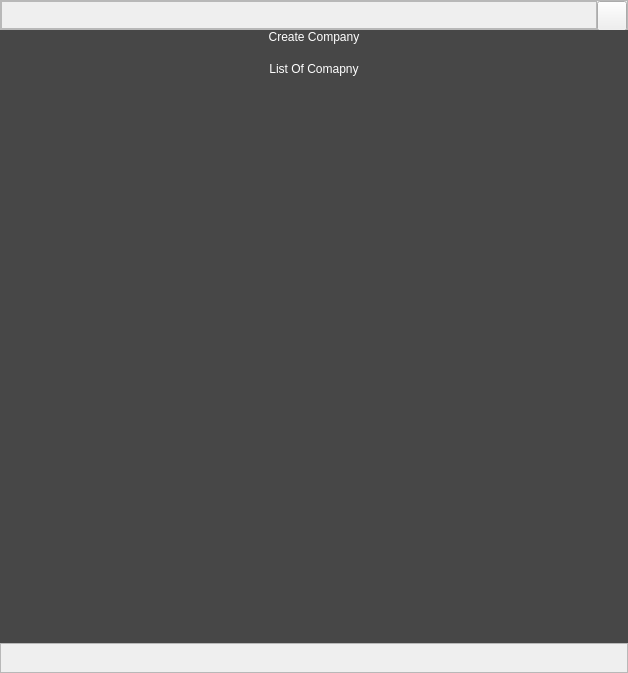
Before: the Qt Designer form Resources/Ui/HomeWindow.ui in Darshitjivani/MBAS, drawn with Qt 5.
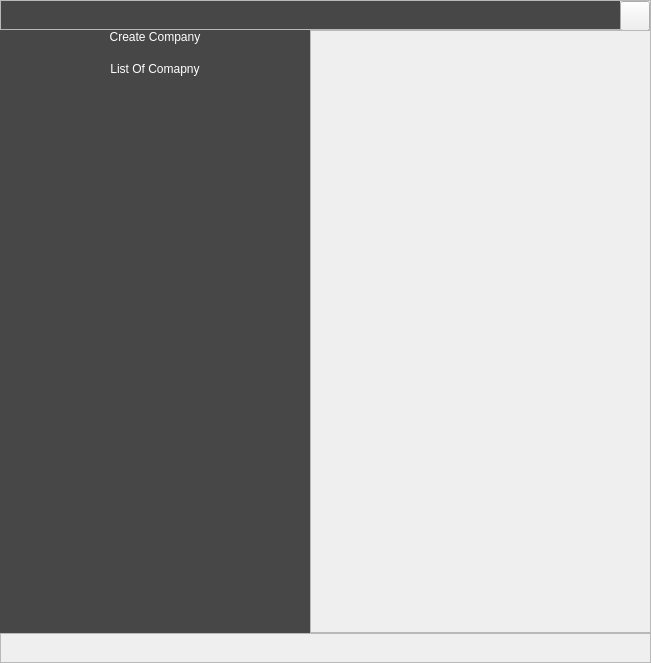
After: the same form once the commit is applied. Icons and pictures are not drawn.

Patch:
```diff
--- a/Resources/Ui/HomeWindow.ui
+++ b/Resources/Ui/HomeWindow.ui
@@ -6,8 +6,8 @@
    <rect>
     <x>0</x>
     <y>0</y>
-    <width>628</width>
-    <height>673</height>
+    <width>651</width>
+    <height>663</height>
    </rect>
   </property>
   <property name="windowTitle">
@@ -72,6 +72,11 @@
            <height>30</height>
           </size>
          </property>
+         <property name="styleSheet">
+          <string notr="true">background-color: rgb(71, 71, 71);
+border:none;
+</string>
+         </property>
          <property name="frameShape">
           <enum>QFrame::StyledPanel</enum>
          </property>
@@ -132,6 +137,18 @@
        </property>
        <item row="0" column="0">
         <widget class="QWidget" name="left_sider" native="true">
+         <property name="minimumSize">
+          <size>
+           <width>0</width>
+           <height>0</height>
+          </size>
+         </property>
+         <property name="maximumSize">
+          <size>
+           <width>310</width>
+           <height>16777215</height>
+          </size>
+         </property>
          <property name="styleSheet">
           <string notr="true">background-color: rgb(71, 71, 71);
 border:none;
@@ -232,6 +249,12 @@
           </item>
           <item row="3" column="0" colspan="3">
            <widget class="QListWidget" name="listWidget">
+            <property name="minimumSize">
+             <size>
+              <width>0</width>
+              <height>0</height>
+             </size>
+            </property>
             <property name="styleSheet">
              <string notr="true">font: 16pt &quot;Sitka Text&quot;;
 color: rgb(255, 255, 255);</string>
@@ -241,6 +264,16 @@
          </layout>
         </widget>
        </item>
+       <item row="0" column="1">
+        <widget class="QFrame" name="fCreateCompany">
+         <property name="frameShape">
+          <enum>QFrame::StyledPanel</enum>
+         </property>
+         <property name="frameShadow">
+          <enum>QFrame::Raised</enum>
+         </property>
+        </widget>
+       </item>
       </layout>
      </widget>
     </item>
```
Left out of the diff: 2 changed lines with no effect on the pictures.
